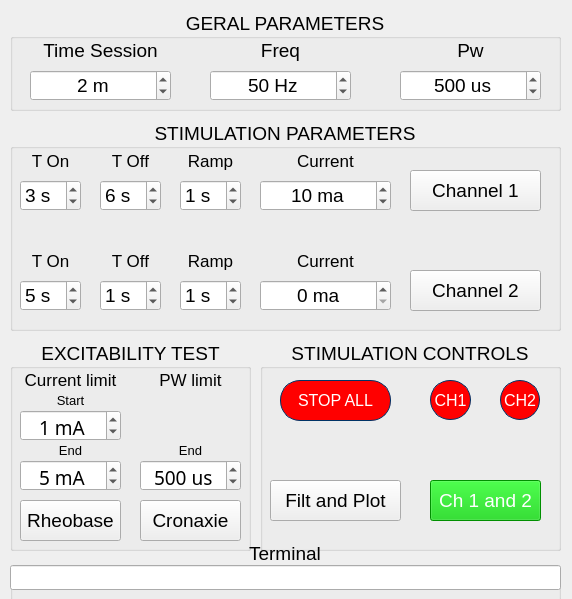
This is Estimulema Diag and Train/Estimulema V0.3 Rv1.ui in lara-unb/Estimulema as Qt 5 draws it before an edit. The edited form follows.
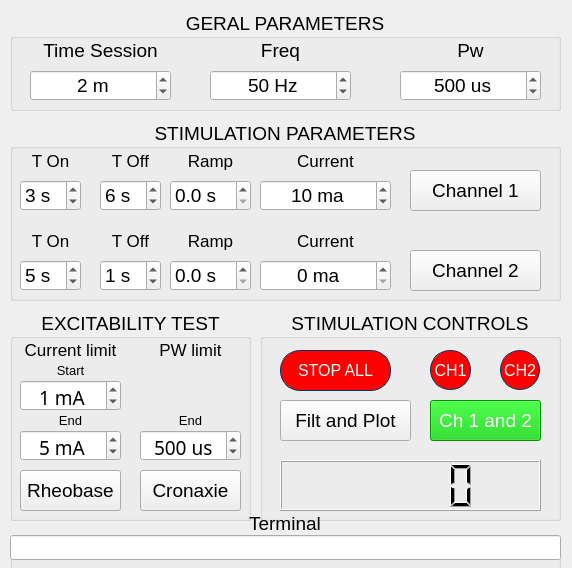
This is the edited form. Icons and pictures are not drawn.

Commit message:
Nueva version del estimulema ino
Version v4 con rampa algunos errores por arreglar

Patch:
```diff
--- a/Estimulema Diag and Train/Estimulema V0.3 Rv1.ui
+++ b/Estimulema Diag and Train/Estimulema V0.3 Rv1.ui
@@ -8,7 +8,7 @@
     <x>0</x>
     <y>0</y>
     <width>572</width>
-    <height>599</height>
+    <height>568</height>
    </rect>
   </property>
   <property name="font">
@@ -29,7 +29,7 @@
     <property name="geometry">
      <rect>
       <x>260</x>
-      <y>340</y>
+      <y>310</y>
       <width>301</width>
       <height>211</height>
      </rect>
@@ -128,7 +128,7 @@
      <property name="geometry">
       <rect>
        <x>170</x>
-       <y>140</y>
+       <y>90</y>
        <width>111</width>
        <height>41</height>
       </rect>
@@ -145,8 +145,8 @@
     <widget class="QPushButton" name="pushButton_fil_plot">
      <property name="geometry">
       <rect>
-       <x>10</x>
-       <y>140</y>
+       <x>20</x>
+       <y>90</y>
        <width>131</width>
        <height>41</height>
       </rect>
@@ -155,12 +155,22 @@
       <string>Filt and Plot</string>
      </property>
     </widget>
+    <widget class="QLCDNumber" name="lcdNumber">
+     <property name="geometry">
+      <rect>
+       <x>20</x>
+       <y>150</y>
+       <width>261</width>
+       <height>51</height>
+      </rect>
+     </property>
+    </widget>
    </widget>
    <widget class="QGroupBox" name="groupBox_2">
     <property name="geometry">
      <rect>
       <x>10</x>
-      <y>340</y>
+      <y>310</y>
       <width>241</width>
       <height>211</height>
      </rect>
@@ -409,7 +419,7 @@
       <x>10</x>
       <y>120</y>
       <width>551</width>
-      <height>211</height>
+      <height>181</height>
      </rect>
     </property>
     <property name="title">
@@ -422,7 +432,7 @@
      <property name="geometry">
       <rect>
        <x>90</x>
-       <y>160</y>
+       <y>140</y>
        <width>61</width>
        <height>31</height>
       </rect>
@@ -458,36 +468,11 @@
       <set>Qt::AlignCenter</set>
      </property>
     </widget>
-    <widget class="QSpinBox" name="spinBox_r_1">
-     <property name="geometry">
-      <rect>
-       <x>170</x>
-       <y>60</y>
-       <width>61</width>
-       <height>31</height>
-      </rect>
-     </property>
-     <property name="suffix">
-      <string> s</string>
-     </property>
-     <property name="minimum">
-      <number>0</number>
-     </property>
-     <property name="maximum">
-      <number>10</number>
-     </property>
-     <property name="singleStep">
-      <number>1</number>
-     </property>
-     <property name="value">
-      <number>1</number>
-     </property>
-    </widget>
     <widget class="QLabel" name="label_14">
      <property name="geometry">
       <rect>
        <x>170</x>
-       <y>120</y>
+       <y>100</y>
        <width>61</width>
        <height>41</height>
       </rect>
@@ -548,7 +533,7 @@
      <property name="geometry">
       <rect>
        <x>400</x>
-       <y>150</y>
+       <y>130</y>
        <width>131</width>
        <height>41</height>
       </rect>
@@ -622,7 +607,7 @@
      <property name="geometry">
       <rect>
        <x>10</x>
-       <y>160</y>
+       <y>140</y>
        <width>61</width>
        <height>31</height>
       </rect>
@@ -666,7 +651,7 @@
      <property name="geometry">
       <rect>
        <x>90</x>
-       <y>120</y>
+       <y>100</y>
        <width>61</width>
        <height>41</height>
       </rect>
@@ -683,31 +668,6 @@
       <set>Qt::AlignCenter</set>
      </property>
     </widget>
-    <widget class="QSpinBox" name="spinBox_r_2">
-     <property name="geometry">
-      <rect>
-       <x>170</x>
-       <y>160</y>
-       <width>61</width>
-       <height>31</height>
-      </rect>
-     </property>
-     <property name="suffix">
-      <string> s</string>
-     </property>
-     <property name="minimum">
-      <number>0</number>
-     </property>
-     <property name="maximum">
-      <number>10</number>
-     </property>
-     <property name="singleStep">
-      <number>1</number>
-     </property>
-     <property name="value">
-      <number>1</number>
-     </property>
-    </widget>
     <widget class="QPushButton" name="pushButton_ch1">
      <property name="geometry">
       <rect>
@@ -725,7 +685,7 @@
      <property name="geometry">
       <rect>
        <x>250</x>
-       <y>120</y>
+       <y>100</y>
        <width>131</width>
        <height>41</height>
       </rect>
@@ -746,7 +706,7 @@
      <property name="geometry">
       <rect>
        <x>250</x>
-       <y>160</y>
+       <y>140</y>
        <width>131</width>
        <height>31</height>
       </rect>
@@ -771,7 +731,7 @@
      <property name="geometry">
       <rect>
        <x>10</x>
-       <y>120</y>
+       <y>100</y>
        <width>61</width>
        <height>41</height>
       </rect>
@@ -788,6 +748,56 @@
       <set>Qt::AlignCenter</set>
      </property>
     </widget>
+    <widget class="QDoubleSpinBox" name="spinBox_r_1">
+     <property name="geometry">
+      <rect>
+       <x>160</x>
+       <y>60</y>
+       <width>81</width>
+       <height>31</height>
+      </rect>
+     </property>
+     <property name="prefix">
+      <string/>
+     </property>
+     <property name="suffix">
+      <string> s</string>
+     </property>
+     <property name="decimals">
+      <number>1</number>
+     </property>
+     <property name="maximum">
+      <double>10.000000000000000</double>
+     </property>
+     <property name="singleStep">
+      <double>0.500000000000000</double>
+     </property>
+    </widget>
+    <widget class="QDoubleSpinBox" name="spinBox_r_2">
+     <property name="geometry">
+      <rect>
+       <x>160</x>
+       <y>140</y>
+       <width>81</width>
+       <height>31</height>
+      </rect>
+     </property>
+     <property name="prefix">
+      <string/>
+     </property>
+     <property name="suffix">
+      <string> s</string>
+     </property>
+     <property name="decimals">
+      <number>1</number>
+     </property>
+     <property name="maximum">
+      <double>10.000000000000000</double>
+     </property>
+     <property name="singleStep">
+      <double>0.500000000000000</double>
+     </property>
+    </widget>
    </widget>
    <widget class="QGroupBox" name="groupBox_4">
     <property name="geometry">
@@ -942,7 +952,7 @@
     <property name="geometry">
      <rect>
       <x>10</x>
-      <y>540</y>
+      <y>510</y>
       <width>551</width>
       <height>61</height>
      </rect>
```
The commit also changes 30 other files.
